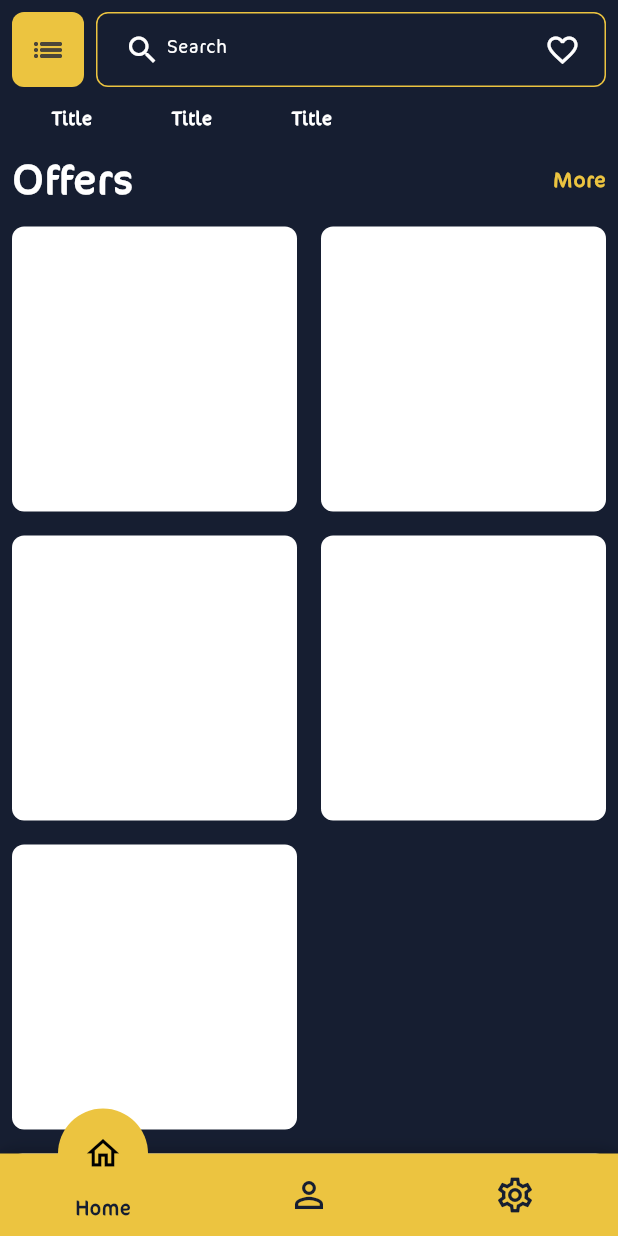
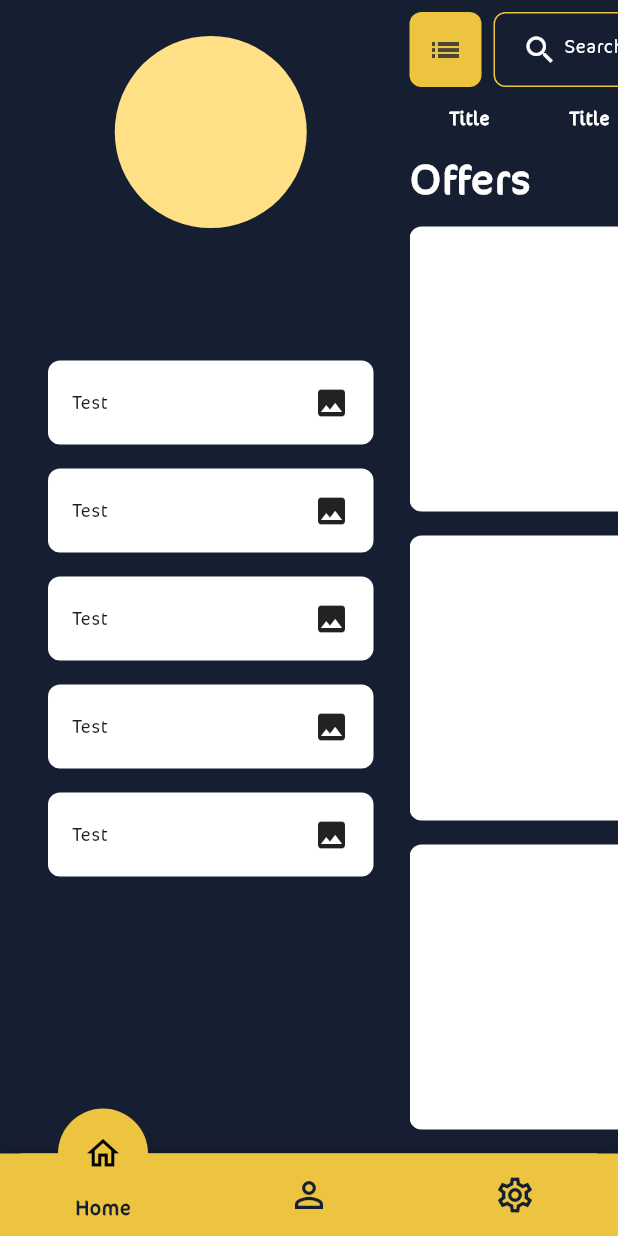
Before and after one commit to TechToc-Solution/mk_academy, a Flutter app: the screen it shows after launch, scrolled down 562 dp, after a tap on the "list" icon, on a phone screen of 412 x 824 dp. Run offline on Flutter 3.47's test engine with Material 3 defaults, Android fonts, the phone set to English and light mode, and no system bars; drawn by our look-alikes of flutter_slider_drawer; our stand-ins replace awesome_dialog, carousel_slider, dio, firebase_core, firebase_messaging, flutter_bloc and 5 more; accounts and stored records are empty.

Commit message:
add drawer

```diff
--- /dev/null
+++ b/lib/features/home/presentation/views/drawer.dart
@@ -0,0 +1,50 @@
+import 'package:flutter/material.dart';
+
+class CustomDrawer extends StatelessWidget {
+  const CustomDrawer({super.key});
+
+  @override
+  Widget build(BuildContext context) {
+    return Padding(
+      padding: const EdgeInsets.all(16.0),
+      child: Column(
+        children: [
+          CircleAvatar(
+            radius: 64,
+          ),
+          Spacer(
+            flex: 1,
+          ),
+          CustomDrawerBtn(),
+          CustomDrawerBtn(),
+          CustomDrawerBtn(),
+          CustomDrawerBtn(),
+          CustomDrawerBtn(),
+          Spacer(
+            flex: 2,
+          ),
+        ],
+      ),
+    );
+  }
+}
+
+class CustomDrawerBtn extends StatelessWidget {
+  const CustomDrawerBtn({
+    super.key,
+  });
+
+  @override
+  Widget build(BuildContext context) {
+    return Container(
+      margin: EdgeInsets.all(8),
+      padding: EdgeInsets.all(16),
+      decoration: BoxDecoration(
+          borderRadius: BorderRadius.circular(8), color: Colors.white),
+      child: Row(
+        mainAxisAlignment: MainAxisAlignment.spaceBetween,
+        children: [Text("Test"), Icon(Icons.image)],
+      ),
+    );
+  }
+}
--- a/lib/features/home/presentation/views/home_page.dart
+++ b/lib/features/home/presentation/views/home_page.dart
@@ -1,7 +1,10 @@
 import 'package:flutter/material.dart';
+import 'package:flutter_slider_drawer/flutter_slider_drawer.dart';
+import 'package:mk_academy/core/utils/colors.dart';
 import 'package:mk_academy/core/widgets/custom_level_bar.dart';
 import 'package:mk_academy/features/home/presentation/views/advertising_section.dart';
 import 'package:mk_academy/features/home/presentation/views/category_section.dart';
+import 'package:mk_academy/features/home/presentation/views/drawer.dart';
 import 'package:mk_academy/features/home/presentation/views/offers_section.dart';
 import 'package:mk_academy/features/home/presentation/views/widgets/custom_advertising_item.dart';
 import 'package:mk_academy/features/home/presentation/views/widgets/custom_search_bar.dart';
@@ -18,6 +21,8 @@ class HomePage extends StatefulWidget {
 }
 
 class _MyHomePageState extends State<HomePage> {
+  final GlobalKey<SliderDrawerState> _sliderDrawerKey =
+      GlobalKey<SliderDrawerState>();
   @override
   Widget build(BuildContext context) {
     return Scaffold(
@@ -28,9 +33,14 @@ class _MyHomePageState extends State<HomePage> {
             left: 8.0,
             right: 8.0,
           ),
+          child: SliderDrawer(
+            key: _sliderDrawerKey,
+            backgroundColor: AppColors.backgroundColor,
+            slider: CustomDrawer(),
+            appBar: SizedBox(),
             child: Column(
               children: [
-              CustomSearchBar(),
+                CustomSearchBar(drawer_key: _sliderDrawerKey),
                 SizedBox(
                   height: 8,
                 ),
@@ -61,6 +71,7 @@ class _MyHomePageState extends State<HomePage> {
             ),
           ),
         ),
+      ),
       bottomNavigationBar: CustomBottomNavBar(select: "Home"),
     );
   }
--- a/lib/features/home/presentation/views/widgets/custom_search_bar.dart
+++ b/lib/features/home/presentation/views/widgets/custom_search_bar.dart
@@ -1,12 +1,14 @@
 import 'package:flutter/material.dart';
+import 'package:flutter_slider_drawer/flutter_slider_drawer.dart';
 import 'package:mk_academy/core/utils/app_localizations.dart';
 import 'package:mk_academy/core/utils/colors.dart';
 
 class CustomSearchBar extends StatelessWidget {
   const CustomSearchBar({
     super.key,
+    required this.drawer_key,
   });
-
+  final GlobalKey<SliderDrawerState> drawer_key;
   @override
   Widget build(BuildContext context) {
     return Row(
@@ -17,8 +19,11 @@ class CustomSearchBar extends StatelessWidget {
               borderRadius: BorderRadius.circular(8),
               color: AppColors.primaryColors,
             ),
-            child:
-                IconButton(onPressed: () {}, icon: Icon(Icons.list_outlined))),
+            child: IconButton(
+                onPressed: () {
+                  drawer_key..currentState?.toggle(); // Open/close drawer
+                },
+                icon: Icon(Icons.list_outlined))),
         SizedBox(
           width: 8,
         ),
--- a/pubspec.yaml
+++ b/pubspec.yaml
@@ -23,6 +23,7 @@ dependencies:
   flutter_local_notifications: ^18.0.1
   flutter_localizations:
     sdk: flutter
+  flutter_slider_drawer: ^3.0.2
   get_it: ^8.0.3
   motion_tab_bar: ^2.0.4
   pretty_dio_logger: ^1.4.0
```
Also changed, not shown: pubspec.lock. Lines whose indentation alone changed are shown as unchanged.
